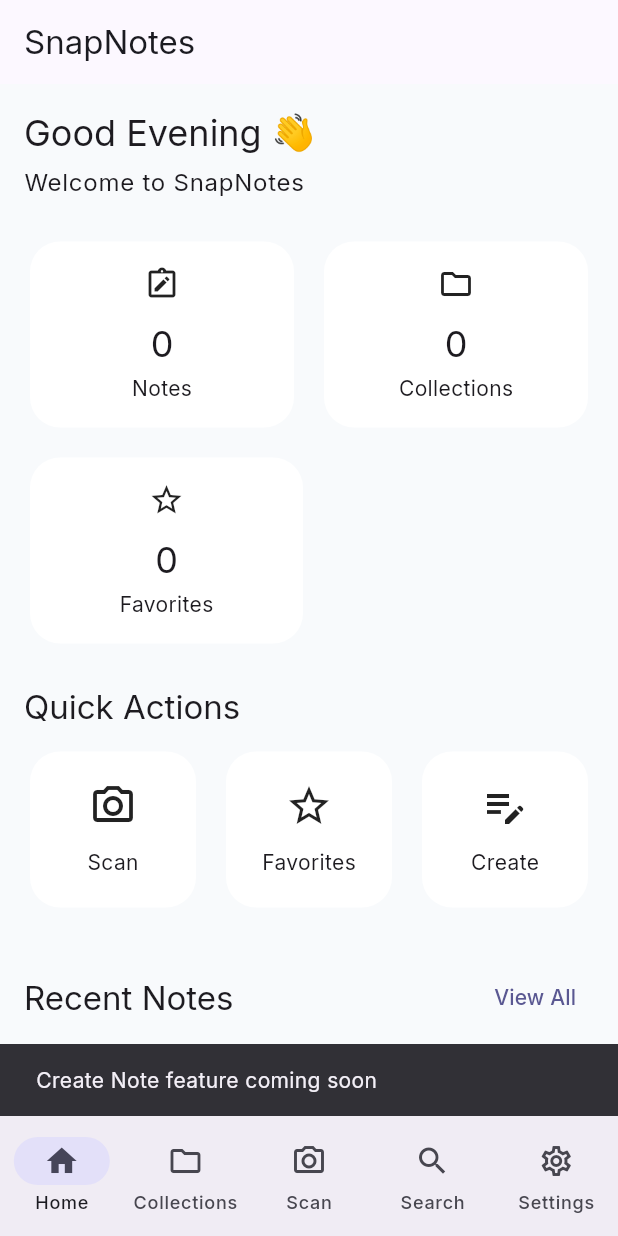
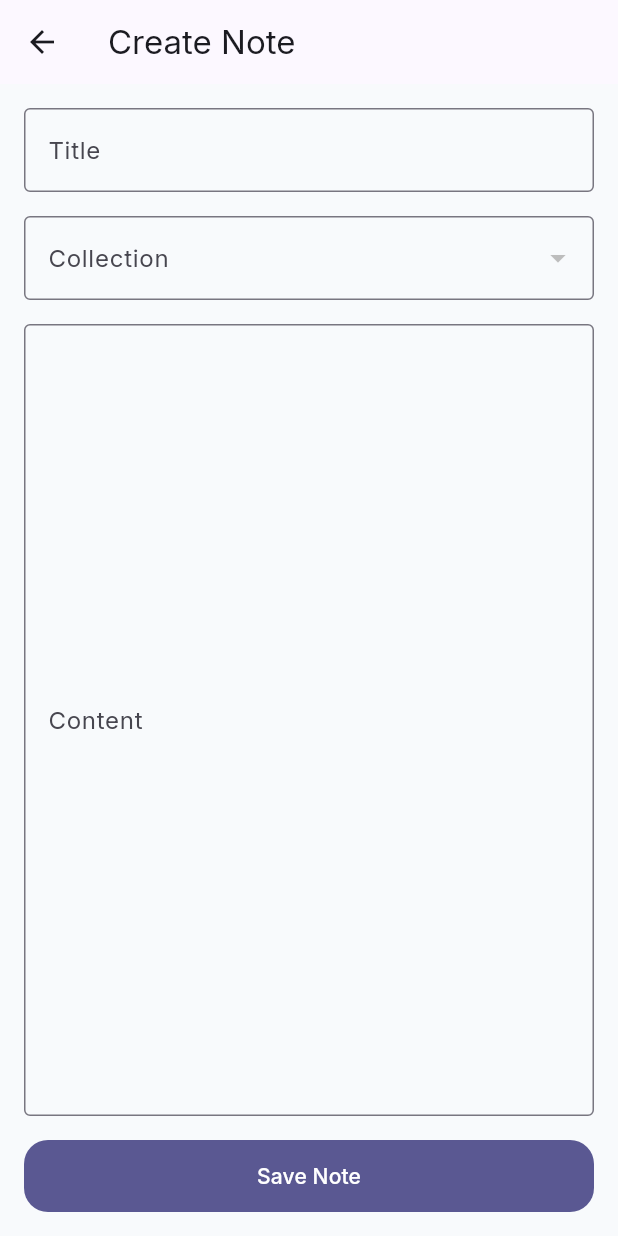
Before and after one commit to harshyadavDeveloper/snapnotes, a Flutter app: the screen it shows after launch, after a tap on "Create", on a phone screen of 412 x 824 dp. Run offline on Flutter 3.47's test engine with Material 3 defaults, Android fonts, the light colour scheme and no system bars; our stand-ins replace camera, get_it, google_fonts, isar_community, open_filex, share_plus; missing offline and left inert: google_mlkit_text_recognition; accounts and stored records are empty; generated files the repository leaves out were written again.

Commit message:
feat: implement manual note creation workflow

```diff
--- a/lib/features/home/screens/home_screen.dart
+++ b/lib/features/home/screens/home_screen.dart
@@ -1,6 +1,7 @@
 import 'package:flutter/material.dart';
 import 'package:provider/provider.dart';
 import 'package:snapnotes/features/favorites/screens/favorites_screen.dart';
+import 'package:snapnotes/features/notes/screens/create_note_screen.dart';
 import 'package:snapnotes/features/notes/screens/note_detail_screen.dart';
 import 'package:snapnotes/providers/dashboard_notifier.dart';
 import 'package:snapnotes/providers/navigation_provider.dart';
@@ -133,9 +134,10 @@ class _HomeScreenState extends State<HomeScreen> {
                         title: 'Create',
                         icon: Icons.edit_note_outlined,
                         onTap: () {
-                          ScaffoldMessenger.of(context).showSnackBar(
-                            const SnackBar(
-                              content: Text('Create Note feature coming soon'),
+                          Navigator.push(
+                            context,
+                            MaterialPageRoute(
+                              builder: (_) => const CreateNoteScreen(),
                             ),
                           );
                         },
--- /dev/null
+++ b/lib/features/notes/screens/create_note_screen.dart
@@ -0,0 +1,133 @@
+import 'package:flutter/material.dart';
+import 'package:provider/provider.dart';
+
+import '../../../providers/collection_provider.dart';
+import '../../../providers/note_notifier.dart';
+
+class CreateNoteScreen extends StatefulWidget {
+  const CreateNoteScreen({super.key});
+
+  @override
+  State<CreateNoteScreen> createState() => _CreateNoteScreenState();
+}
+
+class _CreateNoteScreenState extends State<CreateNoteScreen> {
+  final _titleController = TextEditingController();
+
+  final _contentController = TextEditingController();
+
+  int? _selectedCollectionId;
+
+  @override
+  void initState() {
+    super.initState();
+
+    WidgetsBinding.instance.addPostFrameCallback((_) {
+      context.read<CollectionNotifier>().loadCollections();
+    });
+  }
+
+  Future<void> _saveNote() async {
+    if (_titleController.text.trim().isEmpty) {
+      return;
+    }
+
+    if (_selectedCollectionId == null) {
+      return;
+    }
+
+    await context.read<NoteNotifier>().createNote(
+      title: _titleController.text.trim(),
+      content: _contentController.text.trim(),
+      collectionId: _selectedCollectionId!,
+    );
+
+    if (!mounted) return;
+
+    ScaffoldMessenger.of(
+      context,
+    ).showSnackBar(const SnackBar(content: Text('Note created')));
+
+    Navigator.pop(context);
+  }
+
+  @override
+  void dispose() {
+    _titleController.dispose();
+    _contentController.dispose();
+
+    super.dispose();
+  }
+
+  @override
+  Widget build(BuildContext context) {
+    final collectionProvider = context.watch<CollectionNotifier>();
+
+    return Scaffold(
+      appBar: AppBar(title: const Text('Create Note')),
+      body: Padding(
+        padding: const EdgeInsets.all(16),
+        child: Column(
+          children: [
+            TextField(
+              controller: _titleController,
+              decoration: const InputDecoration(
+                labelText: 'Title',
+                border: OutlineInputBorder(),
+              ),
+            ),
+
+            const SizedBox(height: 16),
+
+            DropdownButtonFormField<int>(
+              value: _selectedCollectionId,
+              decoration: const InputDecoration(
+                labelText: 'Collection',
+                border: OutlineInputBorder(),
+              ),
+              items: collectionProvider.collections
+                  .map(
+                    (collection) => DropdownMenuItem(
+                      value: collection.id,
+                      child: Text(collection.name),
+                    ),
+                  )
+                  .toList(),
+              onChanged: (value) {
+                setState(() {
+                  _selectedCollectionId = value;
+                });
+              },
+            ),
+
+            const SizedBox(height: 16),
+
+            Expanded(
+              child: TextField(
+                controller: _contentController,
+                expands: true,
+                minLines: null,
+                maxLines: null,
+                decoration: const InputDecoration(
+                  labelText: 'Content',
+                  alignLabelWithHint: true,
+                  border: OutlineInputBorder(),
+                ),
+              ),
+            ),
+
+            const SizedBox(height: 16),
+
+            SizedBox(
+              width: double.infinity,
+              child: FilledButton(
+                onPressed: _saveNote,
+                child: const Text('Save Note'),
+              ),
+            ),
+          ],
+        ),
+      ),
+    );
+  }
+}
```
